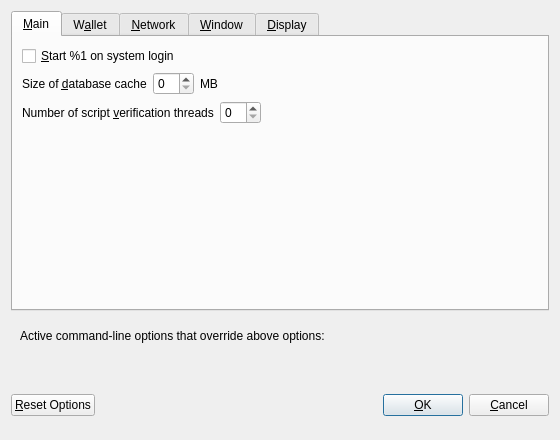
Before: the Qt Designer form src/qt/forms/optionsdialog.ui in qtumproject/qtum, drawn with Qt 5.
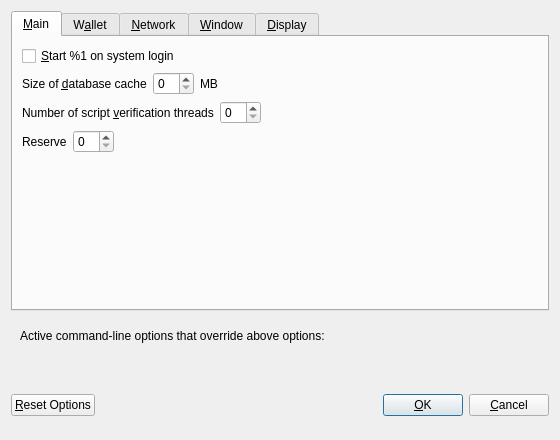
After: the same form once the commit is applied. Custom widgets are drawn as their Qt base class.

Commit message: Update options dialog to include GUI element for reserve balance.

What changed in the file:
```diff
--- a/src/qt/forms/optionsdialog.ui
+++ b/src/qt/forms/optionsdialog.ui
@@ -117,6 +117,39 @@
          </item>
         </layout>
        </item>
+       <item>
+        <layout class="QHBoxLayout" name="horizontalLayoutReserveBalance">
+         <item>
+          <widget class="QLabel" name="reserveBalanceLabel">
+           <property name="text">
+            <string>Reserve</string>
+           </property>
+           <property name="textFormat">
+            <enum>Qt::PlainText</enum>
+           </property>
+           <property name="buddy">
+            <cstring>reserveBalance</cstring>
+           </property>
+          </widget>
+         </item>
+         <item>
+          <widget class="BitcoinAmountField" name="reserveBalance"/>
+         </item>
+         <item>
+          <spacer name="horizontalSpacerReserveBalance">
+           <property name="orientation">
+            <enum>Qt::Horizontal</enum>
+           </property>
+           <property name="sizeHint" stdset="0">
+            <size>
+             <width>40</width>
+             <height>20</height>
+            </size>
+           </property>
+          </spacer>
+         </item>
+        </layout>
+       </item>
        <item>
         <spacer name="verticalSpacer_Main">
          <property name="orientation">
@@ -783,6 +816,11 @@
   </layout>
  </widget>
  <customwidgets>
+  <customwidget>
+   <class>BitcoinAmountField</class>
+   <extends>QSpinBox</extends>
+   <header>bitcoinamountfield.h</header>
+  </customwidget>
   <customwidget>
    <class>QValidatedLineEdit</class>
    <extends>QLineEdit</extends>
```
